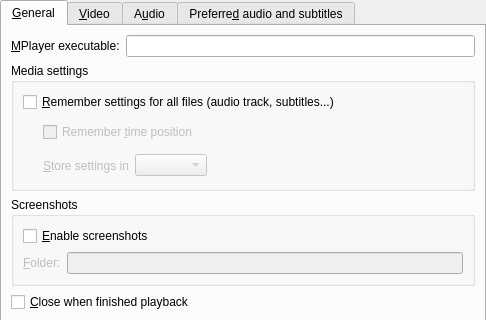
This is src/prefgeneral.ui in rossy/SMPlayer2 as Qt 5 draws it before an edit; both pictures show x 0 to 486 and y 0 to 320 of the 486 by 533 pixel window. The edited form follows.
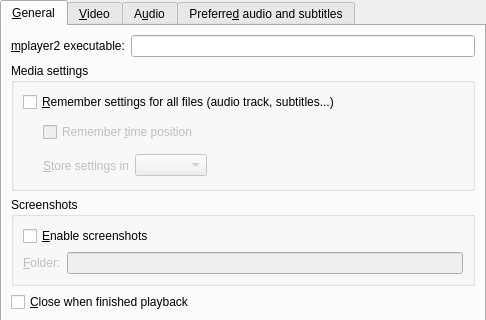
This is the edited form. Custom widgets are drawn as their Qt base class.

Commit message: s/MPlayer/mplayer2

```diff
--- a/src/prefgeneral.ui
+++ b/src/prefgeneral.ui
@@ -40,7 +40,7 @@
          <item>
           <widget class="QLabel" name="textLabel1_2" >
            <property name="text" >
-            <string>&amp;MPlayer executable:</string>
+            <string>&amp;mplayer2 executable:</string>
            </property>
            <property name="wordWrap" >
             <bool>false</bool>
```
The commit also changes 240 other files.
